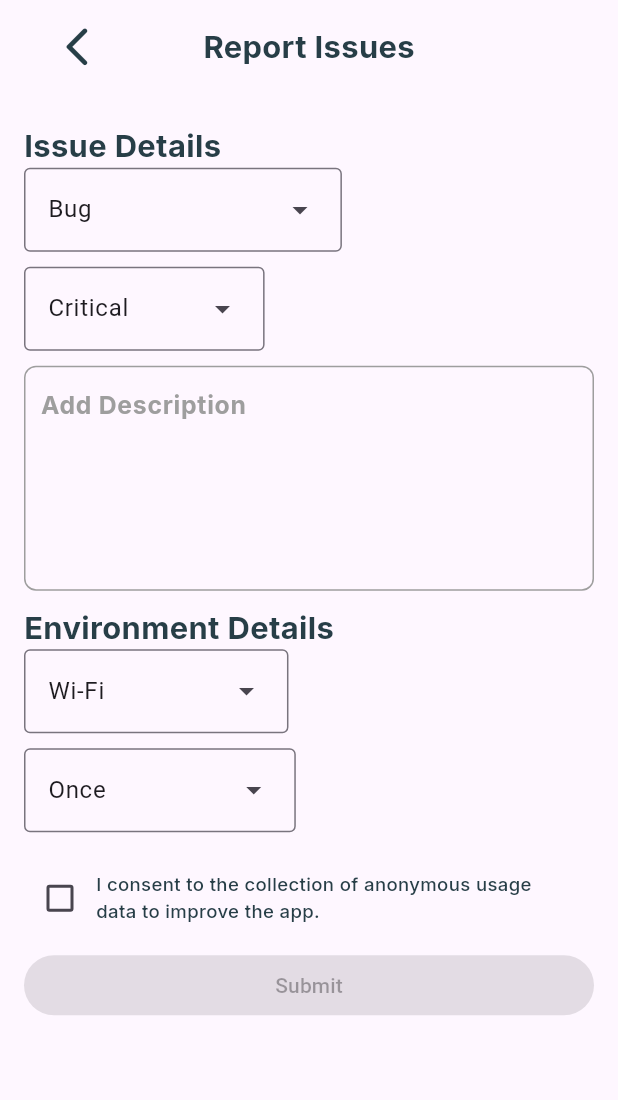
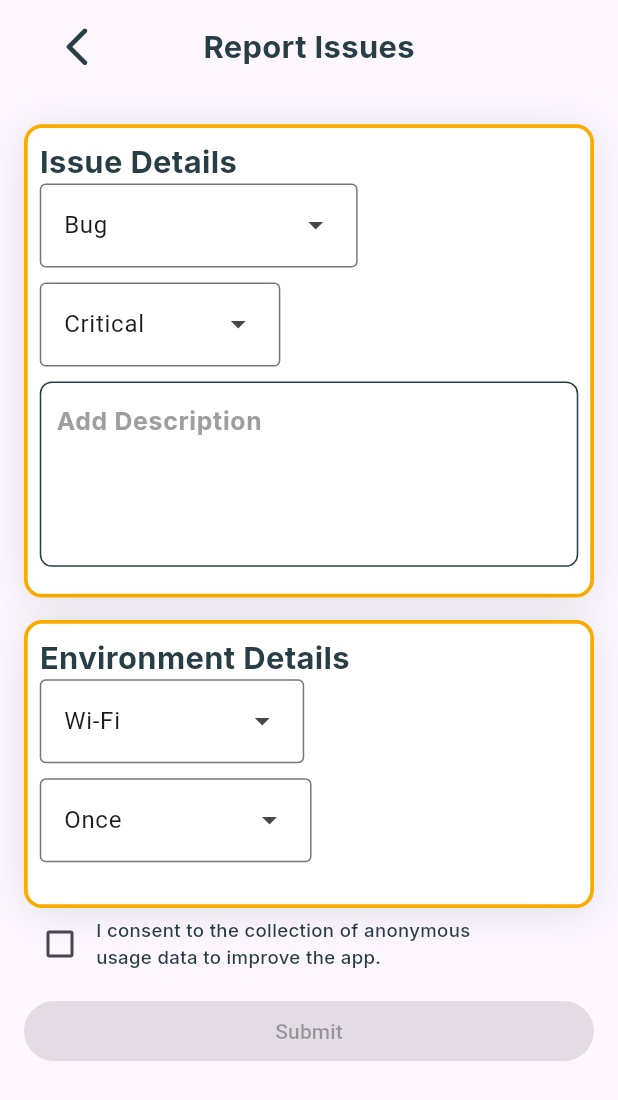
Before and after one commit to harleymamalias/mechanicall_app, a Flutter app: the ReportIssuePage screen opened directly, on a phone screen of 412 x 824 dp. Shown: the top 1100 px of the screen. Run offline on Flutter 3.47's test engine with Material 2 defaults, Android fonts, the phone set to English and light mode, and no system bars; our stand-ins replace google_fonts.

Commit message:
modified design of report issue

```diff
--- a/lib/sidebar/report_issue.dart
+++ b/lib/sidebar/report_issue.dart
@@ -76,11 +76,32 @@ class _ReportIssuePageState extends State<ReportIssuePage> {
                     padding: const EdgeInsets.all(16.0),
                     child: ListView(
                       children: [
+                        Container(
+                          decoration: BoxDecoration(
+                            border: Border.all(color: tOrange, width: 2.5),
+                            color: tWhite,
+                            borderRadius: BorderRadius.circular(12),
+                            boxShadow: [
+                              BoxShadow(
+                                color: tCharcoal.withOpacity(0.125),
+                                offset: const Offset(0.0, 3.0),
+                                blurRadius: 24.0,
+                                spreadRadius: 0.0,
+                              ),
+                            ],
+                          ),
+                          child: Padding(
+                            padding: const EdgeInsets.all(8.0),
+                            child: Column(
+                              mainAxisAlignment: MainAxisAlignment.start,
+                              crossAxisAlignment: CrossAxisAlignment.start,
+                              children: [
                                 Text(
                                   'Issue Details',
                                   style: tInterBold.copyWith(
                                     color: tCharcoal,
-                            fontSize: SizeConfig.blockSizeHorizontal! * 5,
+                                    fontSize:
+                                        SizeConfig.blockSizeHorizontal! * 5,
                                   ),
                                 ),
                                 buildIssueTypeDropdown(),
@@ -95,12 +116,39 @@ class _ReportIssuePageState extends State<ReportIssuePage> {
                                 SizedBox(
                                   height: 10,
                                 ),
-
+                              ],
+                            ),
+                          ),
+                        ),
+                        SizedBox(
+                          height: 15,
+                        ),
+                        Container(
+                          decoration: BoxDecoration(
+                            border: Border.all(color: tOrange, width: 2.5),
+                            color: tWhite,
+                            borderRadius: BorderRadius.circular(12),
+                            boxShadow: [
+                              BoxShadow(
+                                color: tCharcoal.withOpacity(0.125),
+                                offset: const Offset(0.0, 3.0),
+                                blurRadius: 24.0,
+                                spreadRadius: 0.0,
+                              ),
+                            ],
+                          ),
+                          child: Padding(
+                            padding: const EdgeInsets.all(8.0),
+                            child: Column(
+                              mainAxisAlignment: MainAxisAlignment.start,
+                              crossAxisAlignment: CrossAxisAlignment.start,
+                              children: [
                                 Text(
                                   'Environment Details',
                                   style: tInterBold.copyWith(
                                     color: tCharcoal,
-                            fontSize: SizeConfig.blockSizeHorizontal! * 5,
+                                    fontSize:
+                                        SizeConfig.blockSizeHorizontal! * 5,
                                   ),
                                 ),
                                 buildNetworkConnectionDropdown(),
@@ -113,6 +161,10 @@ class _ReportIssuePageState extends State<ReportIssuePage> {
                                 ),
                                 SizedBox(
                                   height: 10,
+                                ),
+                              ],
+                            ),
+                          ),
                         ),
                         buildConsentCheckbox(),
                         SizedBox(
@@ -185,11 +237,11 @@ class _ReportIssuePageState extends State<ReportIssuePage> {
 
   Widget buildDescriptionTextField() {
     return Container(
-      height: 150,
+      height: SizeConfig.blockSizeVertical! * 15,
       padding: EdgeInsets.fromLTRB(10, 2, 10, 2),
       decoration: BoxDecoration(
         border: Border.all(
-          color: Colors.grey, // Add border color if needed
+          color: tCharcoal, // Add border color if needed
           width: 1.0,
         ),
         borderRadius:
@@ -278,7 +330,7 @@ class _ReportIssuePageState extends State<ReportIssuePage> {
           },
         ),
         Container(
-          width: SizeConfig.blockSizeHorizontal! * 75,
+          width: SizeConfig.blockSizeHorizontal! * 70,
           child: Text(
             'I consent to the collection of anonymous usage data to improve the app.',
             style: tInterMedium.copyWith(
```
Lines whose indentation alone changed are shown as unchanged.
